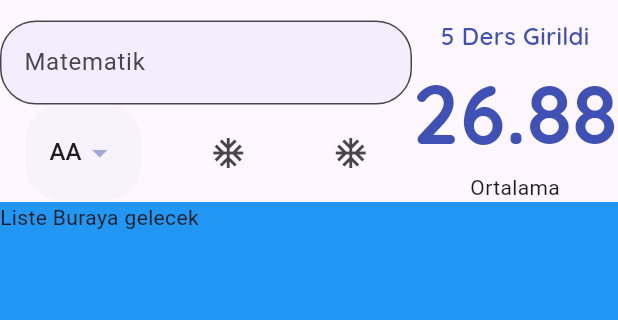
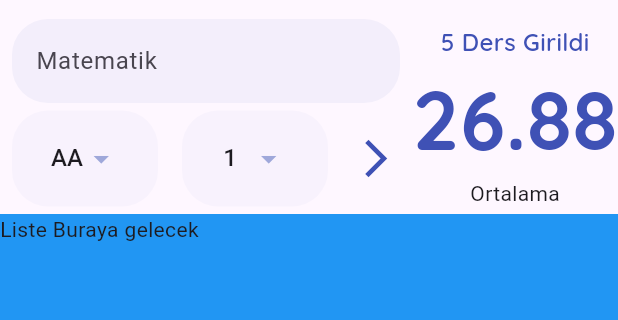
Before and after one commit to varcoguzhan/Flutter_Dinamik_Not, a Flutter app: the screen it shows after launch, on a phone screen of 412 x 824 dp, the part 65-385 px from its top. Run offline on Flutter 3.47's test engine with Material 3 defaults, Android fonts, the light colour scheme and no system bars; our stand-ins replace google_fonts; missing offline and left inert: dart:ffi.

Commit message:
krediler için dropdown oluşturdum

```diff
--- a/lib/helper/data_helper.dart
+++ b/lib/helper/data_helper.dart
@@ -5,6 +5,8 @@ class DataHelper{
   static List<String> _tumDerslerinHarfleri(){
     return ['AA','BA','BB','CB','CC','DC','DD','FD','FF'];
   }
+
+
 
   static double _harfiNotaCevir(String harf){
     switch(harf){
@@ -39,4 +41,16 @@ class DataHelper{
       ),
     ).toList();
   }
+    static List<int> _tumkrediler() {
+    return List.generate(10, (index) => index + 1).toList();
+    }
+
+    static List<DropdownMenuItem<double>> tumDerslerinKredileri(){
+      return _tumkrediler().map(
+        (e) => DropdownMenuItem(
+          child: Text(e.toString()),
+            value: e.toDouble(),
+            ),
+            ).toList();
+    }
 }
--- a/lib/widgets/ortalama_hesapla_page.dart
+++ b/lib/widgets/ortalama_hesapla_page.dart
@@ -16,7 +16,8 @@ class OrtalamaHesaplaPage extends StatefulWidget {
 class _OrtalamaHesaplaPageState extends State<OrtalamaHesaplaPage> {
   var formKey = GlobalKey<FormState>();
 
-    double secilenDeger=4;
+  double secilenHarfDeger = 4;
+  double secilenKrediDeger = 1;
   @override
   Widget build(BuildContext context) {
     return Scaffold(
@@ -38,11 +39,9 @@ class _OrtalamaHesaplaPageState extends State<OrtalamaHesaplaPage> {
                   flex: 2,
                   child: _buildForm(),
                 ),
-
                 Expanded(
                     flex: 1,
-                  child: OrtalamaGoster(dersSayisi: 5, ortalama: 26.875754)
-                )
+                    child: OrtalamaGoster(dersSayisi: 5, ortalama: 26.875754))
               ],
             ),
             Expanded(
@@ -60,21 +59,38 @@ class _OrtalamaHesaplaPageState extends State<OrtalamaHesaplaPage> {
       key: formKey,
       child: Column(
         children: [
-          _builTextFormField(),
+          Padding(
+            padding: EdgeInsets.symmetric(horizontal: 8),
+            child: _builTextFormField(),
+          ),
+          SizedBox(
+            height: 5,
+          ),
           Row(
-            mainAxisAlignment: MainAxisAlignment.spaceAround,
+
+            mainAxisAlignment: MainAxisAlignment.spaceBetween,
             children: [
-              _buildHarfler(),
-              IconButton(
-                onPressed: () {},
-                icon: Icon(Icons.ac_unit),
+              Expanded(
+                child: Padding(
+                  padding: EdgeInsets.symmetric(horizontal: 8),
+                  child: _buildHarfler(),
+                ),
+              ),
+              Expanded(
+                child: Padding(
+                  padding: EdgeInsets.symmetric(horizontal: 8),
+                  child: _buildKrediler(),
+                ),
               ),
               IconButton(
                 onPressed: () {},
-                icon: Icon(Icons.ac_unit),
+                icon: Icon(Icons.arrow_forward_ios_sharp),
+                color: Sabitler.anaRenk,
+                iconSize: 30,
               ),
             ],
-          )
+          ),
+          SizedBox(height: 5),
         ],
       ),
     );
@@ -84,28 +100,27 @@ class _OrtalamaHesaplaPageState extends State<OrtalamaHesaplaPage> {
     return TextFormField(
       decoration: InputDecoration(
           hintText: 'Matematik',
-        border: OutlineInputBorder( borderRadius:Sabitler.borderRadius),
+          border: OutlineInputBorder(
+              borderRadius: Sabitler.borderRadius, borderSide: BorderSide.none),
           filled: true,
-        fillColor: Sabitler.anaRenk.shade100.withOpacity(0.2)
-      ),
-
+          fillColor: Sabitler.anaRenk.shade100.withOpacity(0.2)),
     );
   }
 
   _buildHarfler() {
     return Container(
-      padding: EdgeInsets.symmetric(horizontal: 16,vertical: 8),
+      alignment: Alignment.center,
+      padding: EdgeInsets.symmetric(horizontal: 16, vertical: 8),
       decoration: BoxDecoration(
           color: Sabitler.anaRenk.shade100.withOpacity(0.1),
-        borderRadius: Sabitler.borderRadius
-      ),
+          borderRadius: Sabitler.borderRadius),
       child: DropdownButton<double>(
-        value: secilenDeger,
+        value: secilenHarfDeger,
         elevation: 16,
         iconEnabledColor: Sabitler.anaRenk.shade200,
-        onChanged: (deger){
+        onChanged: (deger) {
           setState(() {
-            secilenDeger=deger!;
+            secilenHarfDeger = deger!;
           });
         },
         underline: Container(),
@@ -113,4 +128,26 @@ class _OrtalamaHesaplaPageState extends State<OrtalamaHesaplaPage> {
       ),
     );
   }
+
+  _buildKrediler() {
+    return Container(
+      alignment: Alignment.center,
+      padding: EdgeInsets.symmetric(horizontal: 16, vertical: 8),
+      decoration: BoxDecoration(
+          color: Sabitler.anaRenk.shade100.withOpacity(0.1),
+          borderRadius: Sabitler.borderRadius),
+      child: DropdownButton<double>(
+        value: secilenKrediDeger,
+        elevation: 16,
+        iconEnabledColor: Sabitler.anaRenk.shade200,
+        onChanged: (deger) {
+          setState(() {
+            secilenKrediDeger = deger!;
+          });
+        },
+        underline: Container(),
+        items: DataHelper.tumDerslerinKredileri(),
+      ),
+    );
   }
+}
```
Lines whose indentation alone changed are shown as unchanged.
